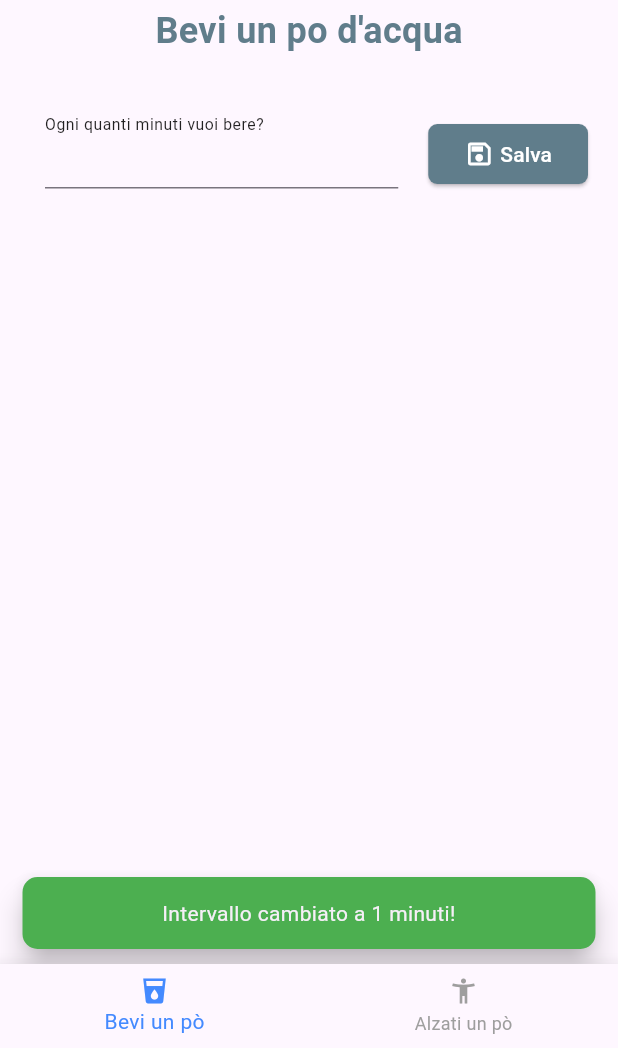
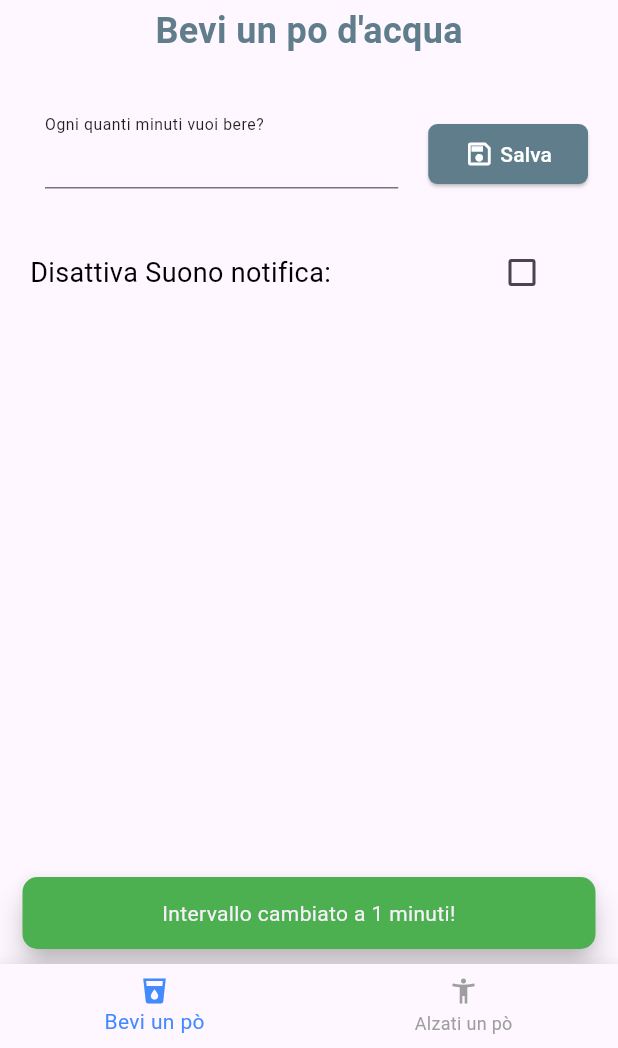
Before and after one commit to morenoboasso/MemoHydrate, a Flutter app: the screen it shows after launch, after a tap on "Salva", on a phone screen of 412 x 824 dp, the part 188-1236 px from its top. Run offline on Flutter 3.47's test engine with Material 3 defaults, Android fonts, the light colour scheme and no system bars; our stand-ins replace flutter_local_notifications, permission_handler, shared_preferences; missing offline and left inert: parallax_rain.

Commit message:
not working i think

```diff
--- a/lib/main.dart
+++ b/lib/main.dart
@@ -1,13 +1,14 @@
 import 'package:flutter/material.dart';
 import 'package:memo_hydrate/modules/splashscreen.dart';
 import 'package:memo_hydrate/styles/bottomnav.dart';
+import 'package:permission_handler/permission_handler.dart';
 import 'notifiche/bere_notifiche.dart';
 import 'tabs/bevi_tab.dart';
 import 'tabs/alzati_tab.dart';
 
 void main() {
   WidgetsFlutterBinding.ensureInitialized();
-  NotificationService().initNotification();
+  NotificationService(isSilentNotification: false).initNotification();
   runApp(const MaterialApp(
     home: SplashScreen(),
   ));
@@ -37,6 +38,49 @@
       ),
     );
   }
+  @override
+  void didChangeDependencies() {
+    super.didChangeDependencies();
+    _requestNotificationPermission(context); // Richiedi l'autorizzazione alle notifiche
+  }
+
+  Future<void> _requestNotificationPermission(BuildContext context) async {
+    if (!(await Permission.notification.isGranted)) {
+      // Se le notifiche sono disattivate, richiedi l'autorizzazione
+      var status = await Permission.notification.request();
+      if (status.isDenied) {
+        // L'utente ha rifiutato l'autorizzazione, puoi mostrarli un messaggio o reindirizzarli alle impostazioni
+        _showPermissionDeniedDialog(context);
+      }
+    }
+  }
+
+  void _showPermissionDeniedDialog(BuildContext context) {
+    showDialog(
+      context: context,
+      builder: (BuildContext context) {
+        return AlertDialog(
+          title: const Text('Autorizzazione notifiche richiesta'),
+          content: const Text('Per ricevere le notifiche, attiva l\'autorizzazione nelle impostazioni dell\'app.'),
+          actions: [
+            TextButton(
+              onPressed: () {
+                Navigator.of(context).pop();
+              },
+              child: const Text('Chiudi'),
+            ),
+            TextButton(
+              onPressed: () {
+                openAppSettings(); // Apre le impostazioni dell'app
+              },
+              child: const Text('Apri Impostazioni'),
+            ),
+          ],
+        );
+      },
+    );
+  }
+
 
   Widget _buildTabContent(int index) {
     switch (index) {
--- a/lib/notifiche/bere_notifiche.dart
+++ b/lib/notifiche/bere_notifiche.dart
@@ -9,8 +9,10 @@ class NotificationService {
 
   // Timer per il loop periodico delle notifiche
   late Timer _notificationTimer;
+  final bool isSilentNotification; // Add isSilent as a parameter
 
-  NotificationService() {
+
+  NotificationService({required this.isSilentNotification}) {
     // Inizializza il timer con una durata vuota all'avvio
     _notificationTimer = Timer(Duration.zero, () {});
   }
@@ -62,9 +64,10 @@ class NotificationService {
           'channelId',
           'channelName',
           importance: Importance.max,
-          styleInformation: const BigTextStyleInformation(''), // Usa uno stile BigTextStyle per il testo bianco
-          color: notificationColor, // Passa direttamente l'oggetto Color
-          // Altre impostazioni Android se necessario
+          silent: isSilentNotification!,
+          priority: Priority.max,
+          styleInformation: const BigTextStyleInformation(''),
+          color: notificationColor,
         ),
       ),
     );
--- a/lib/tabs/bevi_tab.dart
+++ b/lib/tabs/bevi_tab.dart
@@ -5,15 +5,18 @@ import '../styles/interval_input.dart';
 import 'package:shared_preferences/shared_preferences.dart';
 
 class BeviTab extends StatefulWidget {
-  const BeviTab({Key? key}) : super(key: key);
+  const BeviTab({super.key});
 
   @override
   _BeviTabState createState() => _BeviTabState();
 }
 
 class _BeviTabState extends State<BeviTab> {
-  int intervalloNotificheBere = 20; // Default value
-  final NotificationService notificationService = NotificationService();
+  int intervalloNotificheBere = 2; // Default value
+  bool isSilent = false;
+  final NotificationService notificationService;
+
+  _BeviTabState() : notificationService = NotificationService(isSilentNotification: false);
 
   @override
   void initState() {
@@ -38,13 +41,13 @@ class _BeviTabState extends State<BeviTab> {
   Future<void> _saveInterval(int interval) async {
     final prefs = await SharedPreferences.getInstance();
     await prefs.setInt('notificationInterval', interval);
-    print('Saved to shared prefs: $interval minute/s');
+    print('[MORENO]Saved to shared prefs: $interval minute/s');
   }
 
   void _startNotificationLoop() {
     // Start the notification loop with the specified interval
     notificationService.startNotificationLoop(intervalloNotificheBere);
-    print('Notification interval for drinking: $intervalloNotificheBere minute/s');
+    print('[MORENO]Notification interval for drinking: $intervalloNotificheBere minute/s');
   }
 
   @override
@@ -81,27 +84,56 @@ class _BeviTabState extends State<BeviTab> {
             onIntervalChanged: (value) {
               setState(() {
                 intervalloNotificheBere = int.tryParse(value) ?? 0;
-                print('Interval value changed to: $intervalloNotificheBere minute/s');
+                print('[MORENO] Interval value changed to: $intervalloNotificheBere minute/s');
               });
             },
             onSavePressed: () async {
               // Stop the existing notification loop
               notificationService.stopNotificationLoop();
-              print('You stopped the previous interval');
+              print('[MORENO] You stopped the previous interval');
 
               // Start a new loop with the specified interval
               _startNotificationLoop();
-              print('Notification interval for drinking: $intervalloNotificheBere minute/s');
+              print('[MORENO]Notification interval for drinking: $intervalloNotificheBere minute/s');
 
               // Save the new interval
               await _saveInterval(intervalloNotificheBere);
-              print('Interval saved: $intervalloNotificheBere minute/s');
+              print('[MORENO] Interval saved: $intervalloNotificheBere minute/s');
 
               // Chiudi la tastiera
               FocusManager.instance.primaryFocus?.unfocus();
             },
             labelText: 'Ogni quanti minuti vuoi bere?',
           ),
+          Padding(
+            padding: const EdgeInsets.only(top: 30, left: 20, right: 40),
+            child: Row(
+              mainAxisAlignment: MainAxisAlignment.spaceBetween,
+              children: [
+                const Text(
+                  'Disattiva Suono notifica:',
+                  style: TextStyle(
+                    fontSize: 18,
+                    color: Colors.black,
+                  ),
+                ),
+                Checkbox(
+                  activeColor: Colors.blueGrey,
+                  splashRadius: 0,
+                  checkColor: Colors.white,
+                  value: isSilent,
+                  onChanged: (value) {
+                    setState(() {
+                      notificationService.stopNotificationLoop();
+                      isSilent = value ?? false; // Set isSilent to true if value is true, otherwise set it to false
+                      print('[MORENO] Silent mode set to: $isSilent');
+                      _startNotificationLoop();
+                    });
+                  },
+                ),
+              ],
+            ),
+          ),
         ],
       ),
     );
--- a/pubspec.yaml
+++ b/pubspec.yaml
@@ -31,7 +31,9 @@ dependencies:
   flutter:
     sdk: flutter
   parallax_rain: ^1.1.1
-  flutter_local_notifications: ^13.0.0
+  flutter_local_notifications: ^16.3.2
+  permission_handler: ^11.3.0
+
 
 
 
```
Also changed, not shown: pubspec.lock.
